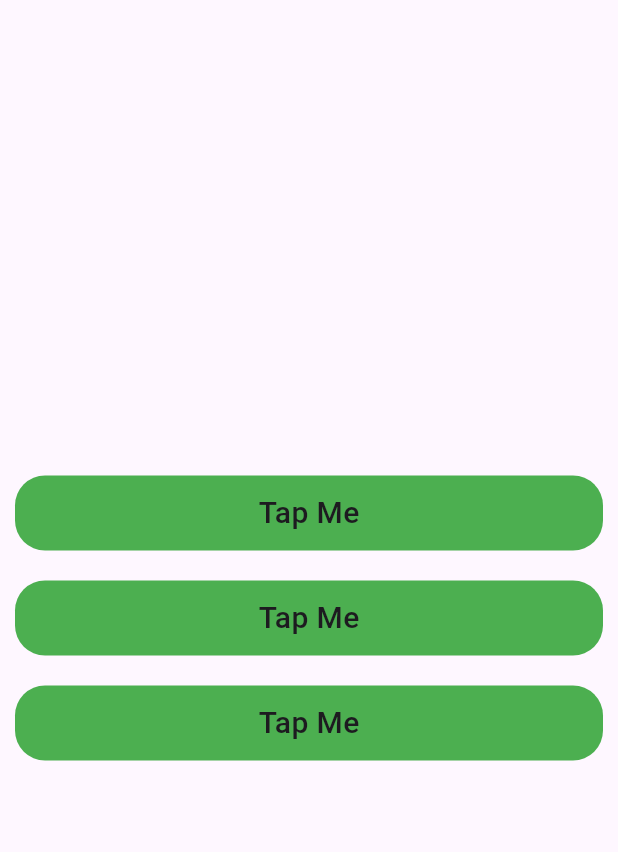
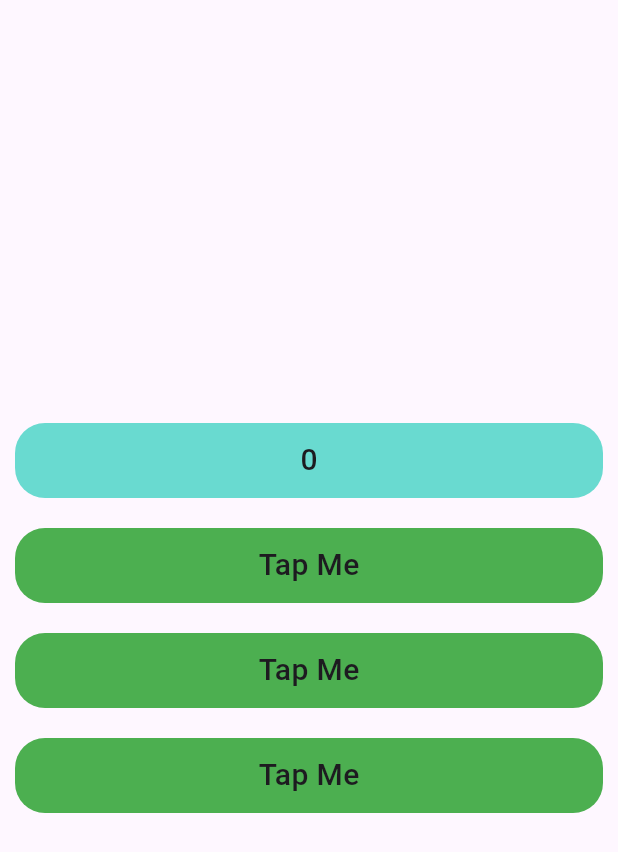
Before and after one commit to Shegzzy/Getx_State_Management, a Flutter app: the screen it shows after launch, on a phone screen of 412 x 824 dp. Shown: the top 852 px of the screen. Run offline on Flutter 3.47's test engine with Material 2 defaults, Android fonts, the phone set to English and light mode, and no system bars; our stand-ins replace get.

Commit message:
updated the ui with the dynamic value using GetBuilder

```diff
--- a/lib/controllers/tap_controller.dart
+++ b/lib/controllers/tap_controller.dart
@@ -8,6 +8,7 @@ class TapController extends GetxController{
   void increase(){
 
     _x++;
+    update();
     print(_x);
   }
 }
--- a/lib/home-page/home_page.dart
+++ b/lib/home-page/home_page.dart
@@ -16,6 +16,23 @@ class HomePage extends StatelessWidget {
             child: Column(
               mainAxisAlignment: MainAxisAlignment.center,
               children: [
+                GetBuilder<TapController>(builder: (_){
+                  return Container(
+                  margin: const EdgeInsets.all(10),
+                  height: 50,
+                  decoration: BoxDecoration(
+                  borderRadius: BorderRadius.circular(20),
+                  color: const Color(0xff69dad0),
+                  ),
+                  child: Center(
+                  child: Text(controller.x.toString(), style: const TextStyle(
+                  fontSize: 20,
+                  fontWeight: FontWeight.w500,
+                  ),
+                  ),
+                  ),
+                  );
+                }),
                 GestureDetector(
                   onTap: (){
                     controller.increase();
```
